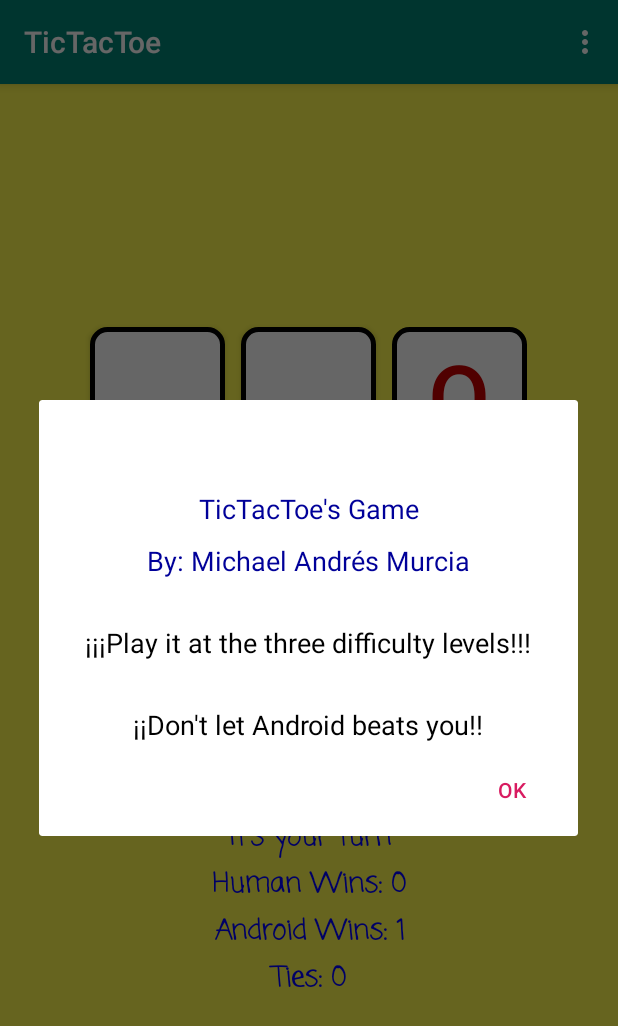
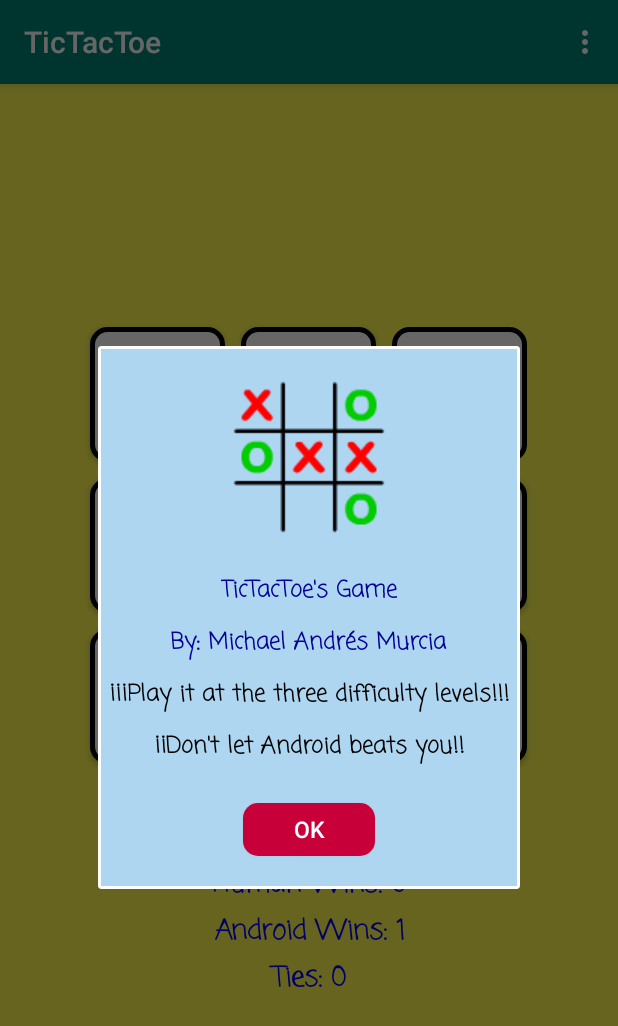
Before and after one commit to mamurciac/MobileApplicationsChallenges, an Android app: the screen it shows after launch (TicTacToeActivity), in the options menu, after a tap on "About the Game", on a phone screen of 412 x 824 dp. Shown: the top 1026 px of the screen. Run offline under Robolectric (Android 15) with nearby library versions, the phone set to English and light mode, and no system bars.

Commit message:
Dialog with Image

```diff
--- a/Challenge3_TicTacToe/app/src/main/java/mamurciac/unal/edu/co/challenge3_tictactoe/TicTacToeActivity.java
+++ b/Challenge3_TicTacToe/app/src/main/java/mamurciac/unal/edu/co/challenge3_tictactoe/TicTacToeActivity.java
@@ -130,14 +130,20 @@
                 dialog = builder.create();
                 break;
             case dialogAboutGameId:
-                builder = new AlertDialog.Builder(this);
-                Context context = getApplicationContext();
-                LayoutInflater inflater = (LayoutInflater) context.getSystemService(LAYOUT_INFLATER_SERVICE);
-                View layout = inflater.inflate(R.layout.about_dialog,null);
-                builder.setView(layout);
-                builder.setPositiveButton("OK",null);
-                dialog = builder.create();
+                dialog = new Dialog(TicTacToeActivity.this);
+                dialog.requestWindowFeature(Window.FEATURE_NO_TITLE);
+                dialog.setContentView(R.layout.about_dialog);
+                Button okButton = dialog.findViewById(R.id.ok_button);
+                okButton.setEnabled(true);
+                final Dialog finalDialog = dialog;
+                okButton.setOnClickListener(new View.OnClickListener(){
+                    @Override
+                    public void onClick(View v){
+                        finalDialog.cancel();
+                    }
+                });
                 break;
+
             case dialogQuitId:
                 builder.setMessage(R.string.quit_question).setCancelable(false).setPositiveButton(R.string.yes, new DialogInterface.OnClickListener(){
                     public void onClick(DialogInterface dialog, int id){
--- /dev/null
+++ b/Challenge3_TicTacToe/app/src/main/res/drawable/red_button.xml
@@ -0,0 +1,9 @@
+<?xml version="1.0" encoding="utf-8"?>
+<selector xmlns:android="http://schemas.android.com/apk/res/android">
+    <item>
+        <shape>
+            <solid android:color="#C70039"/>
+            <corners android:radius="10dp"/>
+        </shape>
+    </item>
+</selector>
--- a/Challenge3_TicTacToe/app/src/main/res/layout/about_dialog.xml
+++ b/Challenge3_TicTacToe/app/src/main/res/layout/about_dialog.xml
@@ -2,62 +2,72 @@
 <LinearLayout xmlns:android="http://schemas.android.com/apk/res/android"
     xmlns:app="http://schemas.android.com/apk/res-auto"
     xmlns:tools="http://schemas.android.com/tools"
-    android:layout_width="fill_parent"
-    android:layout_height="fill_parent"
-    android:gravity="center_horizontal"
+    android:layout_width="match_parent"
+    android:layout_height="match_parent"
+    android:layout_margin="2dp"
+    android:background="#AED6F1"
+    android:gravity="center_vertical|center_horizontal"
     android:orientation="vertical">
 
     <ImageView
-        android:id="@+id/imageView"
-        android:layout_width="fill_parent"
+        android:id="@+id/app_icon"
+        android:layout_width="wrap_content"
         android:layout_height="wrap_content"
-        android:layout_marginTop="40dp"
-        android:gravity="center_horizontal"
-        app:srcCompat="@drawable/icon_game"
-        tools:layout_editor_absoluteX="0dp"
-        tools:layout_editor_absoluteY="0dp"/>
+        android:layout_gravity="center_vertical|center_horizontal"
+        android:layout_margin="20dp"
+        app:srcCompat="@drawable/icon_game"/>
 
     <TextView
-        android:layout_width="fill_parent"
+        android:layout_width="wrap_content"
         android:layout_height="wrap_content"
-        android:layout_marginTop="20dp"
-        android:gravity="center_horizontal"
+        android:layout_gravity="center_vertical|center_horizontal"
+        android:layout_margin="5dp"
+        android:fontFamily="casual"
         android:text="TicTacToe's Game"
         android:textColor="#000099"
-        android:textSize="18dp"/>
+        android:textStyle="bold"
+        android:textSize="15sp"/>
 
     <TextView
-        android:layout_width="fill_parent"
+        android:layout_width="wrap_content"
         android:layout_height="wrap_content"
-        android:layout_marginTop="10dp"
-        android:gravity="center_horizontal"
+        android:layout_gravity="center_vertical|center_horizontal"
+        android:layout_margin="5dp"
+        android:fontFamily="casual"
         android:text="By: Michael Andrés Murcia"
         android:textColor="#000099"
-        android:textSize="18dp"/>
+        android:textStyle="bold"
+        android:textSize="15sp"/>
 
     <TextView
-        android:layout_width="fill_parent"
+        android:layout_width="wrap_content"
         android:layout_height="wrap_content"
-        android:layout_marginTop="30dp"
-        android:gravity="center_horizontal"
+        android:layout_gravity="center_vertical|center_horizontal"
+        android:layout_margin="5dp"
+        android:fontFamily="casual"
         android:text="¡¡¡Play it at the three difficulty levels!!!"
         android:textColor="#000000"
-        android:textSize="18dp"/>
+        android:textStyle="bold"
+        android:textSize="15sp"/>
 
     <TextView
-        android:layout_width="fill_parent"
+        android:layout_width="wrap_content"
         android:layout_height="wrap_content"
-        android:layout_marginTop="30dp"
-        android:gravity="center_horizontal"
+        android:layout_gravity="center_vertical|center_horizontal"
+        android:layout_margin="5dp"
+        android:fontFamily="casual"
         android:text="¡¡Don't let Android beats you!!"
         android:textColor="#000000"
-        android:textSize="18dp"/>
+        android:textStyle="bold"
+        android:textSize="15sp"/>
 
-    <androidx.constraintlayout.widget.ConstraintLayout xmlns:android="http://schemas.android.com/apk/res/android"
-        xmlns:app="http://schemas.android.com/apk/res-auto"
-        xmlns:tools="http://schemas.android.com/tools"
-        android:layout_width="match_parent"
-        android:layout_height="match_parent"
-        tools:context=".TicTacToeActivity">
-    </androidx.constraintlayout.widget.ConstraintLayout>
+    <Button
+        android:id="@+id/ok_button"
+        android:layout_width="wrap_content"
+        android:layout_height="35dp"
+        android:layout_margin="20dp"
+        android:background="@drawable/red_button"
+        android:text="OK"
+        android:textColor="#FFFFFF"
+        android:textSize="15sp"/>
 </LinearLayout>
```
